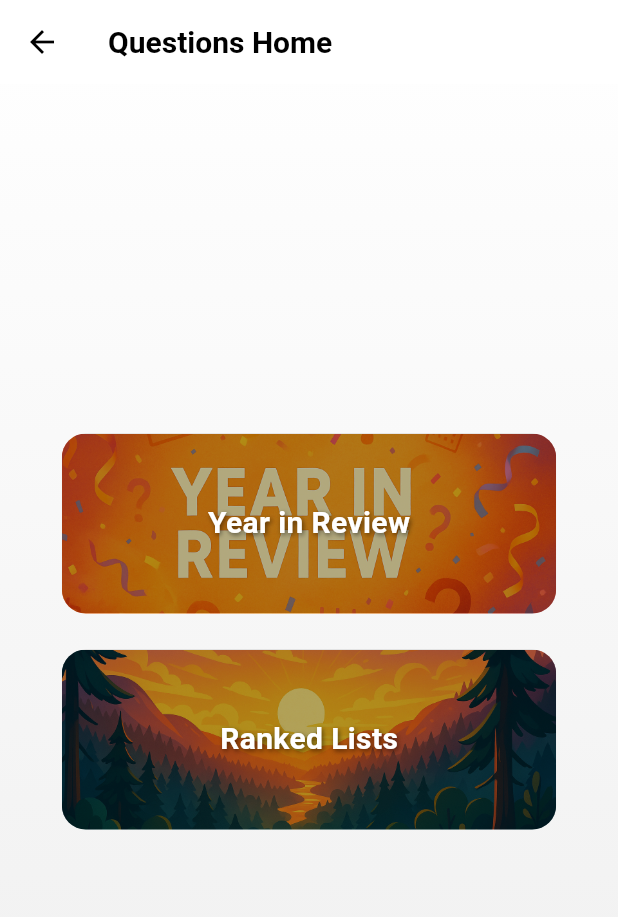
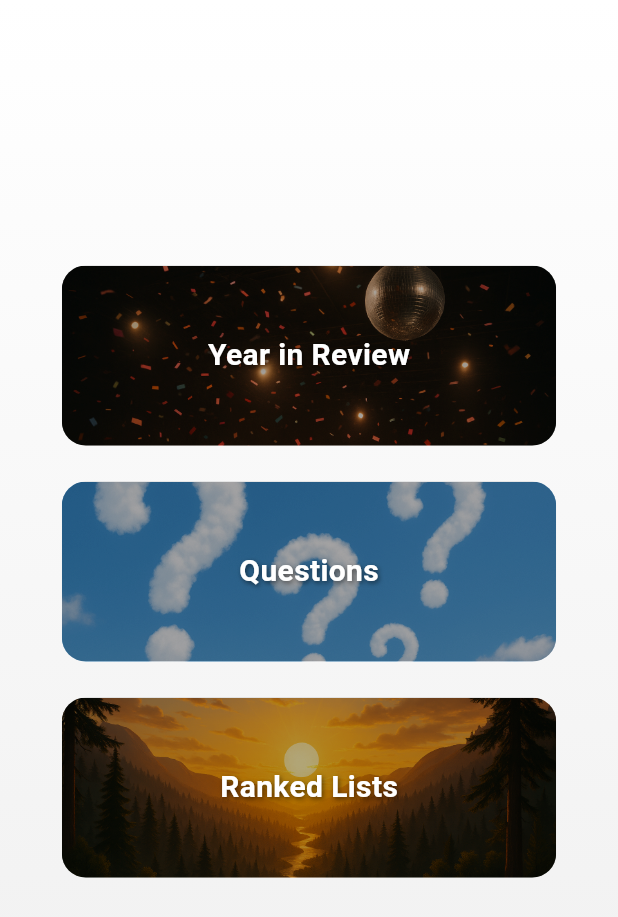
Before and after one commit to MikeMac15/flutter_journal, a Flutter app: the HomePage screen opened directly, scrolled down 239 dp, after a tap on "Questions", on a phone screen of 412 x 824 dp. Shown: the top 917 px of the screen. Run offline on Flutter 3.47's test engine with Material 3 defaults, Android fonts, the phone set to English and light mode, and no system bars; our stand-ins replace cloud_firestore, firebase_auth, firebase_core, firebase_storage, flutter_colorpicker, flutter_image_compress and 4 more; missing offline and left inert: dart:html, vertical_card_pager; accounts and stored records are empty.

Commit message:
UI3 update 8/1

```diff
--- a/lib/features/_fade_route.dart
+++ b/lib/features/_fade_route.dart
@@ -6,7 +6,7 @@
 /// You can optionally pass a custom [duration].
 Route<T> fadeRoute<T>(
   Widget page, {
-  Duration duration = const Duration(milliseconds: 250),
+  Duration duration = const Duration(milliseconds: 100),
 }) {
   return PageRouteBuilder<T>(
     pageBuilder: (context, animation, secondaryAnimation) => page,
--- a/lib/features/calendar/_calendar_card.dart
+++ b/lib/features/calendar/_calendar_card.dart
@@ -17,44 +17,28 @@
   DateTime? _selectedDay;
 
   void _onDaySelected(DateTime selectedDay, DateTime focusedDay) {
-    if (_focusedDay == focusedDay){
+    if (isSameDay(_focusedDay, focusedDay)) {
       Navigator.push(
-            context,
-            MaterialPageRoute(
-              builder: (_) => JournalEntryPage(selectedDate: focusedDay),
-            ),
-          );
+        context,
+        MaterialPageRoute(
+          builder: (_) => JournalEntryPage(selectedDate: focusedDay),
+        ),
+      );
     }
     setState(() {
       _selectedDay = selectedDay;
       _focusedDay = focusedDay;
     });
-    // existing navigation logic
-    // final String? entryId = _hasJournalEntry(selectedDay);
-    // if (entryId != null) {
-    //   Navigator.push(
-    //     context,
-    //     MaterialPageRoute(
-    //       builder: (_) => JournalEntryViewPage(entryId: entryId),
-    //     ),
-    //   );
-    // } else {
-    //   Navigator.push(
-    //     context,
-    //     MaterialPageRoute(
-    //       builder: (_) => JournalEntryPage(selectedDate: selectedDay),
-    //     ),
-    //   );
-    // }
   }
 
   // Pseudo stubs for coloring logic
-  bool _isToday(DateTime day) => false; // TODO
+  bool _isToday(DateTime day) => isSameDay(day, DateTime.now());
   bool _isFavorite(DateTime day) => false; // TODO
 
-  bool _hasPastEntry(DateTime day){
+  bool _hasPastEntry(DateTime day) {
     return _hasJournalEntry(day) != null;
   }
+
   bool _hasMultipleEntries(DateTime day) => false; // TODO
 
   String? _hasJournalEntry(DateTime day) {
@@ -71,7 +55,6 @@
 
   // TODO: implement this to return actual entries
   List<JournalEntry> _getEntriesForDay(DateTime day) {
-
     final dbProvider = Provider.of<DBProvider>(context, listen: false);
     return dbProvider.getJournalEntriesForDay(day);
   }
@@ -81,8 +64,11 @@
     final entries = _getEntriesForDay(_selectedDay!);
     if (entries.isEmpty) {
       return Padding(
-        padding: const EdgeInsets.symmetric(vertical: 8),
-        child: Text('No entries for selected date', style: theme.textTheme.bodyMedium),
+        padding: const EdgeInsets.symmetric(vertical: 16.0),
+        child: Center(
+          child: Text('No entries for selected date',
+              style: theme.textTheme.bodyMedium),
+        ),
       );
     }
     final sortedEntries = List<JournalEntry>.from(entries)
@@ -100,7 +86,7 @@
         children: [
           _keyItem(theme.colorScheme.secondary, 'Today'),
           _keyItem(Colors.amber, 'Favorited'),
-          _keyItem(Colors.green, 'Past Entry'),
+          _keyItem(Colors.grey.shade400, 'Past Entry'),
           _keyItem(Colors.purple, 'Multiple Entries'),
         ],
       ),
@@ -139,9 +125,12 @@
               headerStyle: HeaderStyle(
                 formatButtonVisible: false,
                 titleCentered: true,
-                titleTextStyle: theme.textTheme.titleMedium ?? const TextStyle(),
-                leftChevronIcon: Icon(Icons.chevron_left, color: theme.colorScheme.secondary),
-                rightChevronIcon: Icon(Icons.chevron_right, color: theme.colorScheme.secondary),
+                titleTextStyle:
+                    theme.textTheme.titleMedium ?? const TextStyle(),
+                leftChevronIcon: Icon(Icons.chevron_left,
+                    color: theme.colorScheme.secondary),
+                rightChevronIcon: Icon(Icons.chevron_right,
+                    color: theme.colorScheme.secondary),
               ),
               calendarStyle: CalendarStyle(
                 todayDecoration: BoxDecoration(
@@ -152,10 +141,15 @@
               calendarBuilders: CalendarBuilders(
                 defaultBuilder: (ctx, day, focused) {
                   Color? bg;
-                  if (_isToday(day)) { bg = theme.colorScheme.primaryContainer; }
-                  else if (_isFavorite(day)) { bg = Colors.amber.withAlpha((0.3 * 255).toInt()); }
-                  else if (_hasMultipleEntries(day)) { bg = Colors.purple.withAlpha((0.3 * 255).toInt()); }
-                  else if (_hasPastEntry(day)) { bg = Colors.grey.shade400; }
+                  if (_isToday(day)) {
+                    bg = theme.colorScheme.secondary.withAlpha(50);
+                  } else if (_isFavorite(day)) {
+                    bg = Colors.amber.withAlpha((0.3 * 255).toInt());
+                  } else if (_hasMultipleEntries(day)) {
+                    bg = Colors.purple.withAlpha((0.3 * 255).toInt());
+                  } else if (_hasPastEntry(day)) {
+                    bg = Colors.grey.shade300;
+                  }
                   return Container(
                     margin: const EdgeInsets.all(6),
                     alignment: Alignment.center,
@@ -163,13 +157,17 @@
                       color: bg,
                       shape: BoxShape.circle,
                     ),
-                    child: Text(day.day.toString(), style: theme.textTheme.bodyMedium),
+                    child: Text(day.day.toString(),
+                        style: theme.textTheme.bodyMedium),
                   );
                 },
               ),
             ),
-            // widget listing entries under calendar
-            _buildEntryList(theme),
+            // --- FIX: Wrap the list widget in Flexible ---
+            // This prevents the ListView from taking infinite height and causing an overflow.
+            Flexible(
+              child: _buildEntryList(theme),
+            ),
             // legend key
             _buildKey(theme),
           ],
--- a/lib/features/questionWalls/questions_home.dart
+++ b/lib/features/questionWalls/questions_home.dart
@@ -14,14 +14,18 @@
     final largeButtons = [{
       'title': 'Year in Review',
       'page': const YearInReviewQuestionsPage(),
-      'asset': 'assets/images/questions/yearInReview.png',
+      'asset': 'assets/images/questions/disco.png',
     },
     {
       'title': 'Ranked Lists',
       'page': const RankedListHome(),
       'asset': 'assets/images/questions/yearInReview.png',
     },
-
+    {
+      'title': 'Questions',
+      'page': const RankedListHome(),
+      'asset': 'assets/images/questions/questionSky.png',
+    }
     ];
 
     final smallCards = [
@@ -59,7 +63,7 @@
     ];
 
     return Scaffold(
-      appBar: AppBar(title: const Text('Questions Home'), surfaceTintColor: Theme.of(context).colorScheme.surfaceTint),
+      // appBar: AppBar(title: const Text('Questions Home'), surfaceTintColor: Theme.of(context).colorScheme.surfaceTint),
       body: Center(
         child: SingleChildScrollView(
           padding: const EdgeInsets.symmetric(vertical: 24, horizontal: 16),
@@ -77,6 +81,20 @@
                 ),
               ),
 
+
+              const SizedBox(height: 24),
+
+              SizedBox(
+                width: MediaQuery.of(context).size.width * 0.8,
+                child: LargeImageButton(
+                  title: largeButtons[2]['title'] as String,
+                  backgroundImage: AssetImage(largeButtons[2]['asset'] as String),
+                  onPressed: () => Navigator.of(context).push(
+                    fadeRoute(largeButtons[2]['page'] as Widget),
+                  ),
+                ),
+              ),
+
               const SizedBox(height: 24),
 
               SizedBox(
@@ -89,6 +107,13 @@
                   ),
                 ),
               ),
+              const SizedBox(height: 24),
+
+
+
+
+
+
 
               const SizedBox(height: 32),
               // Title for the small cards section
--- a/lib/features/questionWalls/yir/yir_detail_page.dart
+++ b/lib/features/questionWalls/yir/yir_detail_page.dart
@@ -93,6 +93,7 @@
               Expanded(child: YirRecapWall(year: yir.year, yirRecaps: yir.recaps)), // Display the recap wall
               const SizedBox(height: 16),
               Expanded(child: YirRankedLists(yir: yir)),
+              const SizedBox(height: 150),
 
             ]));
       },
--- a/lib/main.dart
+++ b/lib/main.dart
@@ -3,7 +3,6 @@
 import 'package:flutter/material.dart';
 import 'package:firebase_core/firebase_core.dart';
 import 'package:journal/firebase_options.dart';
-import 'package:journal/pages/home_page.dart';
 import 'package:journal/pages/login_page.dart';
 import 'package:journal/pages/myhomepage.dart';
 import 'package:journal/providers/db_provider.dart';
--- a/lib/providers/db_provider.dart
+++ b/lib/providers/db_provider.dart
@@ -45,23 +45,34 @@
   List<RankedListClass> get rankedLists => _rankedLists;
   String? get userId => _userId;
   set userId(String? id) {
-    if (_userId != id && id != null) {
+    if ((_userId != id && id != null) || _journalEntries.isEmpty) {
       _userId = id;
       _initOnce();
+    }
+    else {
+      print('DBProvider already initialized. Journal entries: ${_journalEntries.length}');
     }
   }
 
   bool _isInitialized = false;
 
   Future<void> _initOnce() async {
-    if (_isInitialized || _userId == null) return;
-    _isInitialized = true;
+    if (_isInitialized || _journalEntries.isNotEmpty) {
+      print('DBProvider initialized successfully. Journal entry count: ${_journalEntryDates.length}');
+      return;
+      }
+
+    if (_userId == null) {
+      throw StateError('DBProvider: User ID is not set.');
+    }
 
     try {
-      print('################## INITIALIZING DB PROVIDER ##################');
+      print('################## INITIALIZING DB PROVIDER ONCE##################');
       await fetchJournalEntrySnapshot();
       await fetchAllRankedLists();
       await loadChapters();
+      _isInitialized = true;
+      print('DBProvider initialized successfully. Journal entry count: ${_journalEntryDates.length}');
       notifyListeners();
     } catch (e) {
       print('Error initializing DBProvider: $e');
```
Also changed, not shown: lib/features/calendar/_calendar_journal_list_view.dart (+53 -54 lines), lib/features/cards/_journal_vertical_card_pager.dart (+9 -21 lines), lib/features/grid/_recents_grid_view.dart (+3 -7 lines), lib/pages/journal_entry/activity_log.dart (+5 -9 lines), lib/pages/journal_entry_page.dart (+6 -3 lines), lib/pages/journal_recents_list.dart (+114 -45 lines), lib/pages/journal_view_page.dart (+9 -9 lines), lib/pages/myhomepage.dart (+40 -11 lines), lib/pages/settings.dart (+9 -7 lines), assets/images/default_header.png, assets/images/default_header_old.png (added), assets/images/questions/disco.png (added), assets/images/questions/questionSky.png (added).
